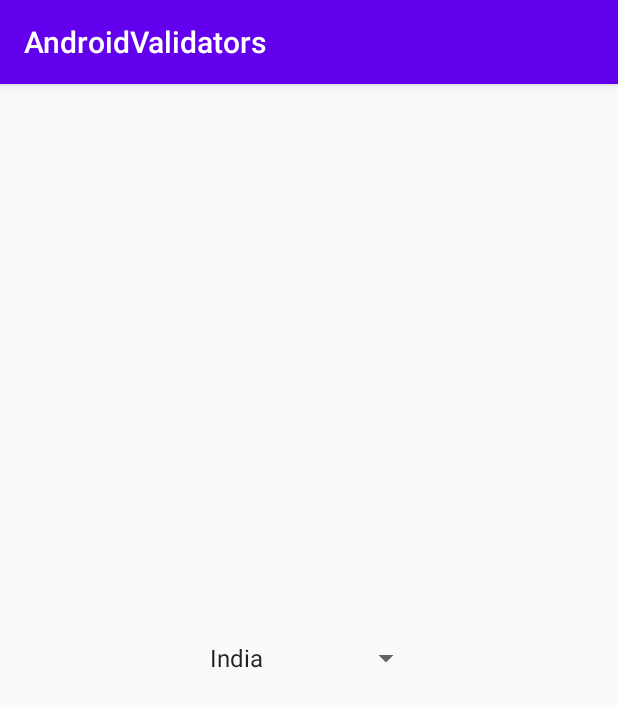
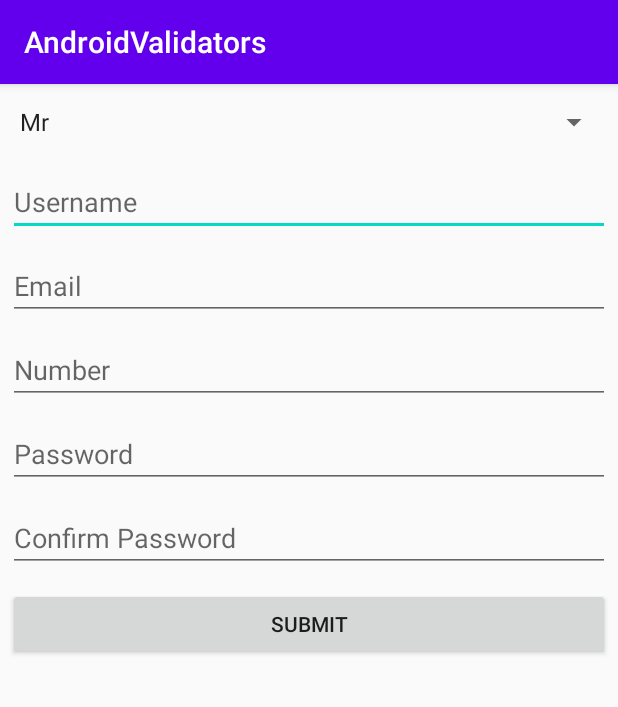
Before and after one commit to kharolpooran/AndroidValidators, an Android app: the screen it shows after launch (MainActivity), on a phone screen of 412 x 824 dp. Shown: the top 707 px of the screen. Run offline under Robolectric (Android 15) with nearby library versions, the phone set to English and light mode, and no system bars.

Commit message:
added widgets

```diff
--- a/app/src/main/java/com/appic/androidvalidators/MainActivity.java
+++ b/app/src/main/java/com/appic/androidvalidators/MainActivity.java
@@ -3,10 +3,13 @@ package com.appic.androidvalidators;
 import androidx.appcompat.app.AppCompatActivity;
 
 import android.os.Bundle;
+import android.os.Handler;
 import android.util.Log;
 import android.view.View;
 import android.widget.AdapterView;
 import android.widget.ArrayAdapter;
+import android.widget.Button;
+import android.widget.EditText;
 import android.widget.Spinner;
 
 import com.appic.androidvalidators.model.Email;
@@ -18,14 +21,22 @@ import com.appic.androidvalidators.model.Username;
 public class MainActivity extends AppCompatActivity implements AdapterView.OnItemSelectedListener {
 
     Spinner spinner;
-    String[] country = {"India", "USA", "China", "Japan", "Other"};
+    String[] country = {"Mr", "Mrs"};
+    EditText username,email,number,userpassword,confpassword;
+    Button btn;
 
 
     @Override
     protected void onCreate(Bundle savedInstanceState) {
         super.onCreate(savedInstanceState);
         setContentView(R.layout.activity_main);
-        spinner = (Spinner) findViewById(R.id.spinner);
+        spinner = findViewById(R.id.spinner);
+        username=  findViewById(R.id.username);
+        email=  findViewById(R.id.email);
+        number=  findViewById(R.id.number);
+        userpassword=  findViewById(R.id.userpassword);
+        confpassword=  findViewById(R.id.confpassword);
+        btn=  findViewById(R.id.btn);
         spinner.setOnItemSelectedListener(this);
         //Creating the ArrayAdapter instance having the country list
         ArrayAdapter aa = new ArrayAdapter(this, android.R.layout.simple_spinner_item, country);
@@ -59,6 +70,7 @@ public class MainActivity extends AppCompatActivity implements AdapterView.OnIte
                 .build();
 
 
+
     }
 
     @Override
--- /dev/null
+++ b/app/src/main/java/com/appic/androidvalidators/model/CheckBoxValidator.java
@@ -0,0 +1,39 @@
+package com.appic.androidvalidators.model;
+
+import android.util.Log;
+import android.widget.CheckBox;
+
+public class CheckBoxValidator {
+    public static String TAG = CheckBoxValidator.class.getSimpleName();
+
+    public static class CheckBoxBuilder {
+        private CheckBox mCheckBox; //This is important, so we'll pass it to the constructor.
+        private boolean isRequired = false;
+
+        public CheckBoxBuilder(CheckBox value) {
+            this.mCheckBox = value;
+        }
+
+        public CheckBoxValidator.CheckBoxBuilder setRequired(boolean isRequired) {
+            this.isRequired = isRequired;
+            return this;
+        }
+
+
+        public CheckBoxValidator build() {
+            CheckBoxValidator checkBoxValidator = new CheckBoxValidator();
+            if (this.isRequired) {
+                if (mCheckBox != null && !mCheckBox.isChecked()) {
+                    return checkBoxValidator;
+                } else {
+                    Log.e(TAG, "Not Selected or Null");
+                }
+            }
+            return null;
+        }
+
+    }
+
+    private CheckBoxValidator() {
+    }
+}
--- a/app/src/main/res/layout/activity_main.xml
+++ b/app/src/main/res/layout/activity_main.xml
@@ -1,24 +1,62 @@
 <?xml version="1.0" encoding="utf-8"?>
-<androidx.constraintlayout.widget.ConstraintLayout xmlns:android="http://schemas.android.com/apk/res/android"
+<LinearLayout xmlns:android="http://schemas.android.com/apk/res/android"
     xmlns:app="http://schemas.android.com/apk/res-auto"
     xmlns:tools="http://schemas.android.com/tools"
     android:layout_width="match_parent"
     android:layout_height="match_parent"
+    android:orientation="vertical"
     tools:context=".MainActivity">
 
     <Spinner
         android:id="@+id/spinner"
-        android:layout_width="149dp"
+        android:layout_width="match_parent"
         android:layout_height="40dp"
-        android:layout_marginBottom="8dp"
-        android:layout_marginEnd="8dp"
-        android:layout_marginStart="8dp"
-        android:layout_marginTop="8dp"
-        app:layout_constraintBottom_toBottomOf="parent"
-        app:layout_constraintEnd_toEndOf="parent"
-        app:layout_constraintHorizontal_bias="0.502"
-        app:layout_constraintStart_toStartOf="parent"
-        app:layout_constraintTop_toTopOf="parent"
-        app:layout_constraintVertical_bias="0.498" />
+        android:layout_margin="5dp"/>
 
-</androidx.constraintlayout.widget.ConstraintLayout>
+    <EditText
+        android:id="@+id/username"
+        android:layout_width="match_parent"
+        android:layout_margin="5dp"
+        android:inputType="textPersonName"
+        android:layout_height="wrap_content"
+        android:hint="Username" />
+
+    <EditText
+        android:id="@+id/email"
+        android:layout_margin="5dp"
+        android:inputType="textEmailAddress"
+        android:layout_width="match_parent"
+        android:layout_height="wrap_content"
+        android:hint="Email" />
+
+    <EditText
+        android:id="@+id/number"
+        android:layout_margin="5dp"
+        android:inputType="number"
+        android:layout_width="match_parent"
+        android:layout_height="wrap_content"
+        android:hint="Number" />
+
+    <EditText
+        android:layout_margin="5dp"
+        android:inputType="textPassword"
+        android:id="@+id/userpassword"
+        android:layout_width="match_parent"
+        android:layout_height="wrap_content"
+        android:hint="Password" />
+
+    <EditText
+        android:layout_margin="5dp"
+        android:id="@+id/confpassword"
+        android:layout_width="match_parent"
+        android:inputType="textPassword"
+        android:layout_height="wrap_content"
+        android:hint="Confirm Password" />
+
+    <Button
+        android:id="@+id/btn"
+        android:layout_margin="5dp"
+        android:layout_width="match_parent"
+        android:layout_height="wrap_content"
+        android:text="Submit" />
+</LinearLayout>
```
